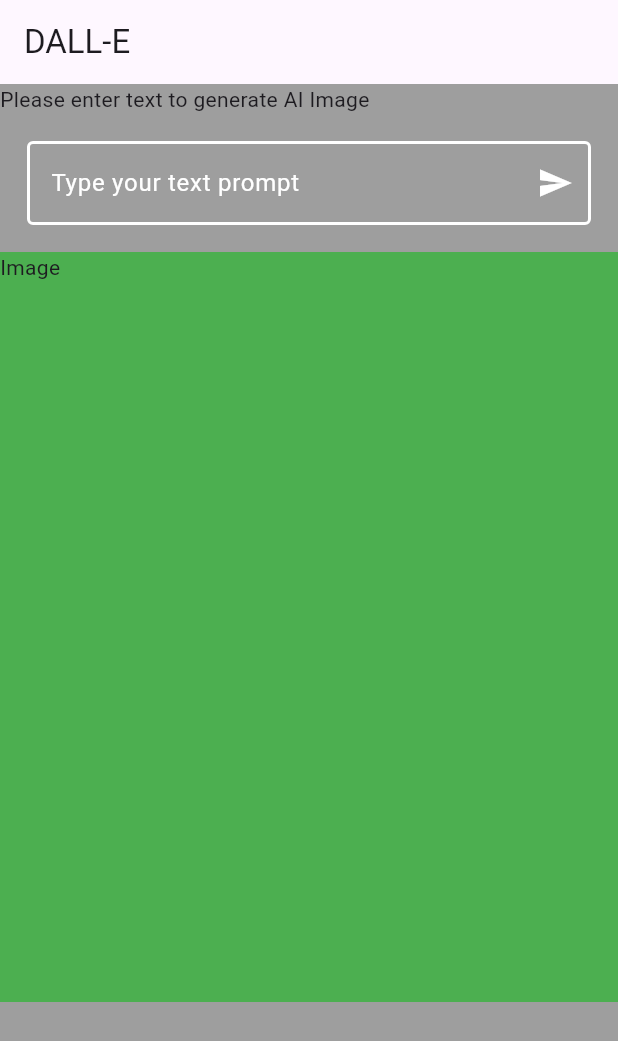
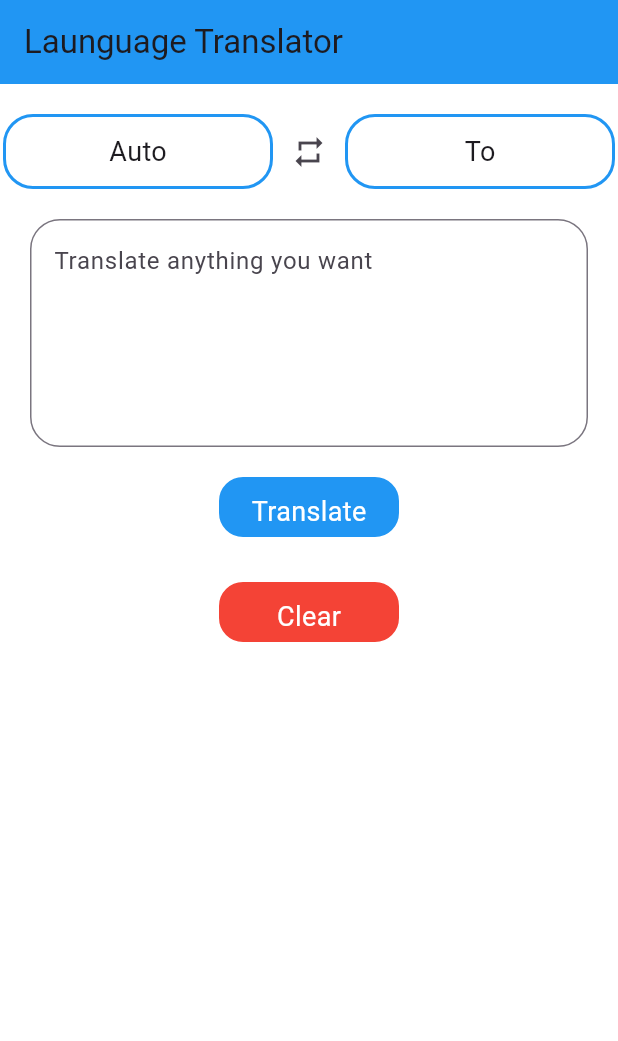
Before and after one commit to sahilpotdukhe/HeyTalkAI, a Flutter app: the screen it shows after launch, on a phone screen of 412 x 824 dp. Shown: the top 1041 px of the screen. Run offline on Flutter 3.47's test engine with Material 3 defaults, Android fonts, the phone set to English and light mode, and no system bars; our stand-ins replace animated_text_kit, flutter_spinkit, hexcolor.

Commit message:
Added Language Translator feature

```diff
--- /dev/null
+++ b/lib/Provider/LanguageProvider.dart
@@ -0,0 +1,26 @@
+import 'package:flutter/material.dart';
+
+class LanguageProvider with ChangeNotifier{
+  // From which language
+  String fromSelectedLanguage = "Auto";
+
+  String get getFromSelectedLanguage{
+    return fromSelectedLanguage;
+  }
+
+  void setFromSelectedLanguage(String lang){
+    fromSelectedLanguage = lang;
+    notifyListeners();
+  }
+// to which language
+  String toSelectedLanguage = "To";
+
+  String get getToSelectedLanguage{
+    return toSelectedLanguage;
+  }
+
+  void setToSelectedLanguage(String lang){
+    toSelectedLanguage = lang;
+    notifyListeners();
+  }
+}
--- /dev/null
+++ b/lib/Screens/LanguageTranslate.dart
@@ -0,0 +1,188 @@
+import 'dart:convert';
+
+import 'package:flutter/material.dart';
+import 'package:heytalkai/Provider/LanguageProvider.dart';
+import 'package:heytalkai/Services/ApiService.dart';
+import 'package:heytalkai/Widgets/LanguageBottomSheet.dart';
+import 'package:provider/provider.dart';
+
+class LanguageTranslate extends StatefulWidget {
+  const LanguageTranslate({super.key});
+
+  @override
+  State<LanguageTranslate> createState() => _LanguageTranslateState();
+}
+
+class _LanguageTranslateState extends State<LanguageTranslate> {
+  TextEditingController textController = TextEditingController();
+  TextEditingController resultController = TextEditingController();
+
+  @override
+  Widget build(BuildContext context) {
+    final languageProvider = Provider.of<LanguageProvider>(context);
+    return Scaffold(
+      backgroundColor: Colors.white,
+      appBar: AppBar(
+        backgroundColor: Colors.blue,
+        title: Text("Launguage Translator"),
+      ),
+      body: ListView(
+        children: [
+          SizedBox(
+            height: 20,
+          ),
+          Row(
+            mainAxisAlignment: MainAxisAlignment.center,
+            children: [
+              InkWell(
+                onTap: () {
+                  showModalBottomSheet(
+                      context: context,
+                      builder: (context){
+                        return LanguageBottomSheet(parameter: "from");
+                      }
+                  );
+                },
+                child: Container(
+                    height: 50,
+                    width: 180,
+                    alignment: Alignment.center,
+                    decoration: BoxDecoration(
+                      border: Border.all(color: Colors.blue,width: 2),
+                      borderRadius: BorderRadius.all(Radius.circular(20)),
+                    ),
+                    child: Text(languageProvider.getFromSelectedLanguage,style: TextStyle(fontSize: 18),)),
+              ),
+              IconButton(onPressed: () {}, icon: Icon(Icons.repeat_outlined)),
+              InkWell(
+                onTap: () {
+                  showModalBottomSheet(
+                      context: context,
+                      builder: (context){
+                        return LanguageBottomSheet(parameter: "to");
+                      }
+                  );
+                },
+                child: Container(
+                    height: 50,
+                    width: 180,
+                    alignment: Alignment.center,
+                    decoration: BoxDecoration(
+                      border: Border.all(color: Colors.blue,width: 2),
+                      borderRadius: BorderRadius.all(Radius.circular(20)),
+                    ),
+                    child: Text(languageProvider.getToSelectedLanguage,style: TextStyle(fontSize: 18),)),
+              ),
+            ],
+          ),
+          Padding(
+            padding: const EdgeInsets.all(20),
+            child: TextField(
+              controller: textController,
+              minLines: 5,
+              maxLines: null,
+              onTapOutside: (e) => FocusScope.of(context).unfocus(),
+              decoration: InputDecoration(
+                  hintText: "Translate anything you want",
+                  border: OutlineInputBorder(
+                      borderRadius: BorderRadius.all(Radius.circular(20)))),
+            ),
+          ),
+          (textController.text.isNotEmpty)?
+          Padding(
+            padding: const EdgeInsets.all(10),
+            child: TextField(
+              controller: resultController,
+              maxLines: null,
+              readOnly: true,
+              onTapOutside: (e) => FocusScope.of(context).unfocus(),
+              decoration: InputDecoration(
+                  border: OutlineInputBorder(
+                      borderRadius: BorderRadius.all(Radius.circular(20)))),
+            ),
+          ): Container(),
+          InkWell(
+            onTap: () async{
+              resultController.text = await translateLanguage(languageProvider);
+            },
+            child: Center(
+              child: Container(
+                height: 40,
+                width: 120,
+                alignment: Alignment.center,
+                decoration: BoxDecoration(
+                  border: Border.all(color: Colors.blue,width: 2),
+                  borderRadius: BorderRadius.all(Radius.circular(16)),
+                  color: Colors.blue,
+                ),
+                child: Padding(
+                  padding:  EdgeInsets.all(8.0),
+                  child: Text(
+                    "Translate",
+                    style: TextStyle(color: Colors.white,fontSize: 18),
+                  ),
+                ),
+              ),
+            ),
+          ),
+          SizedBox(height: 30,),
+          InkWell(
+            onTap: () async{
+              textController.clear();
+              resultController.clear();
+              setState(() {
+
+              });
+            },
+            child: Center(
+              child: Container(
+                height: 40,
+                width: 120,
+                alignment: Alignment.center,
+                decoration: BoxDecoration(
+                  border: Border.all(color: Colors.red,width: 2),
+                  borderRadius: BorderRadius.all(Radius.circular(16)),
+                  color: Colors.red,
+                ),
+                child: Padding(
+                  padding:  EdgeInsets.all(8.0),
+                  child: Text(
+                    "Clear",
+                    style: TextStyle(color: Colors.white,fontSize: 18),
+                  ),
+                ),
+              ),
+            ),
+          )
+        ],
+      ),
+    );
+  }
+
+   Future<String> translateLanguage(LanguageProvider languageProvider) async{
+    String fromLanguage = languageProvider.getFromSelectedLanguage;
+    String toLanguage = languageProvider.getToSelectedLanguage;
+    if(textController.text.trim().isNotEmpty && toLanguage != "To"){
+      String prompt = "";
+      if(fromLanguage.isNotEmpty && fromLanguage != "Auto"){
+        prompt = 'Can you translate given text from $fromLanguage to $toLanguage:\n:${textController.text}';
+      }else{
+        prompt = 'Can you translate given text $toLanguage:\n${textController.text}';
+      }
+      String resultFromAPI = "";
+      resultFromAPI =  await ApiService.translateMessageFromAPI(message: prompt, modelName: "gpt-3.5-turbo");
+      String translatedMessage = "";
+
+      translatedMessage = utf8.decode(resultFromAPI.codeUnits);
+      return translatedMessage;
+    }else{
+        if(toLanguage == "To"){
+          ScaffoldMessenger.of(context).showSnackBar(SnackBar(content: Text("Please enter in which language you want to convert",),backgroundColor: Colors.red,));
+          return "Please enter in which language you want to convert";
+        }else if(textController.text.trim().isEmpty){
+          ScaffoldMessenger.of(context).showSnackBar(SnackBar(content: Text("Please enter any text to convert"),backgroundColor: Colors.red,));
+        }
+        return "Please enter any text to convert";
+    }
+  }
+}
--- a/lib/main.dart
+++ b/lib/main.dart
@@ -1,6 +1,8 @@
 import 'package:flutter/material.dart';
 import 'package:heytalkai/Provider/ChatProvider.dart';
+import 'package:heytalkai/Provider/LanguageProvider.dart';
 import 'package:heytalkai/Provider/ModelsProvider.dart';
+import 'package:heytalkai/Screens/LanguageTranslate.dart';
 import 'package:provider/provider.dart';
 import 'package:heytalkai/Screens/ImageGenerationScreen.dart';
 
@@ -17,7 +19,8 @@ class MyApp extends StatelessWidget {
     return MultiProvider(
       providers: [
         ChangeNotifierProvider(create: (_) => ModelsProvider()),
-        ChangeNotifierProvider(create: (_) => ChatProvider())
+        ChangeNotifierProvider(create: (_) => ChatProvider()),
+        ChangeNotifierProvider(create: (_) =>  LanguageProvider()),
       ],
       child: MaterialApp(
         title: 'Flutter Demo',
@@ -26,7 +29,7 @@ class MyApp extends StatelessWidget {
           colorScheme: ColorScheme.fromSeed(seedColor: Colors.deepPurple),
           useMaterial3: true,
         ),
-        home: ImageGenerationScreen()
+        home: LanguageTranslate()
       ),
     );
   }
```
Also changed, not shown: lib/Services/ApiService.dart (+32 -0 lines), lib/Utilities/Constants.dart (+186 -0 lines), lib/Widgets/LanguageBottomSheet.dart (added, +78 -0 lines).
